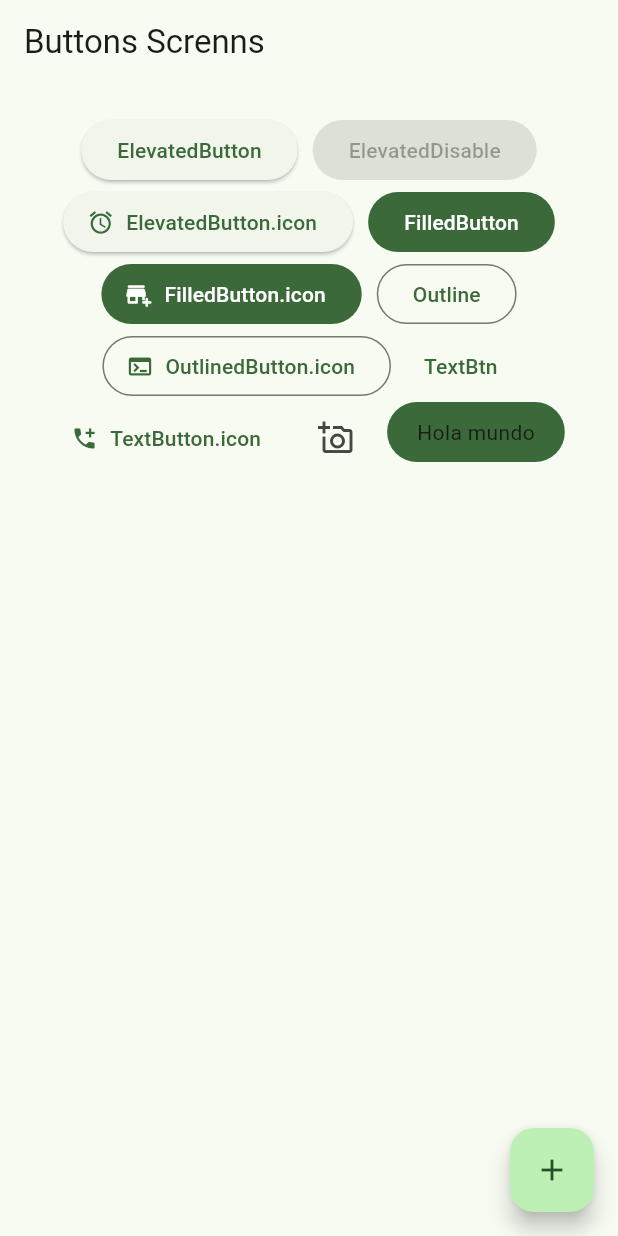
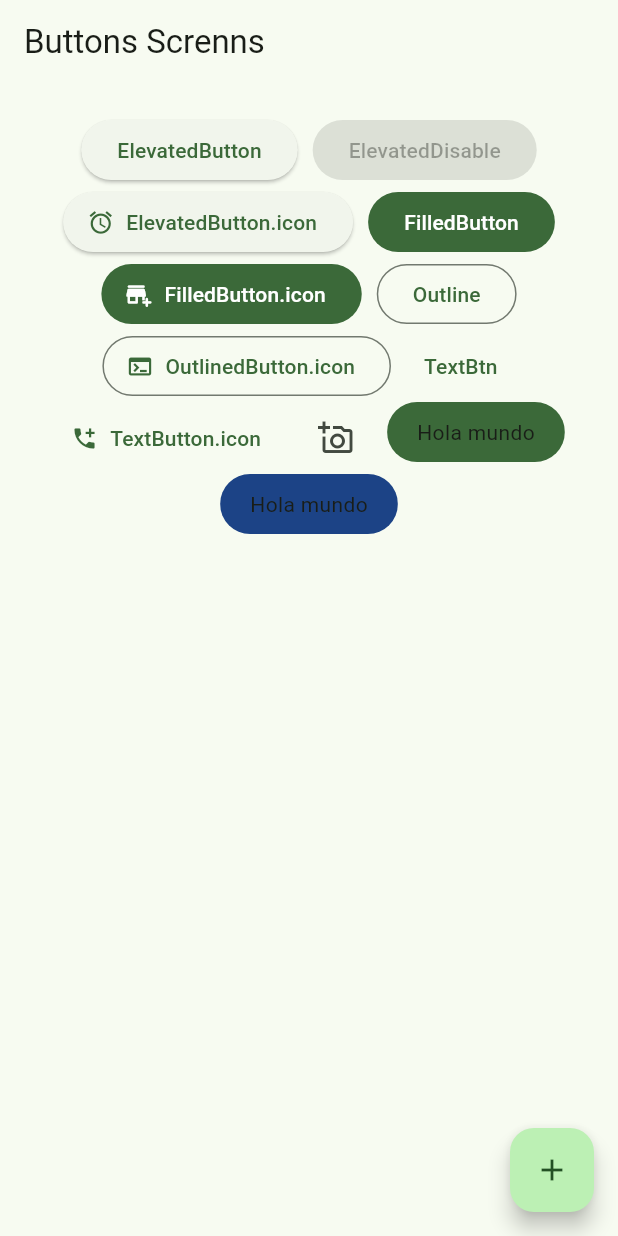
Before and after one commit to Isa-josep/Flutter-Pokedex, a Flutter app: the ButtonsScreen screen opened by its route, on a phone screen of 412 x 824 dp. Run offline on Flutter 3.47's test engine with Material 3 defaults, Android fonts, the phone set to English and light mode, and no system bars; our stand-ins replace animate_do, cached_network_image, dio, get, go_router, video_player.

Commit message:
Button Colors

```diff
--- a/widgets/lib/presentation/screens/buttons/button_screens.dart
+++ b/widgets/lib/presentation/screens/buttons/button_screens.dart
@@ -1,8 +1,9 @@
+import 'dart:async';
 import 'package:flutter/material.dart';
 import 'package:go_router/go_router.dart';
+import 'dart:math' show Random;
 class ButtonsScreen extends StatelessWidget {
   const ButtonsScreen({super.key});
-
   @override
   Widget build(BuildContext context) {
     return Scaffold(
@@ -91,7 +92,7 @@ class _ButtonsView extends StatelessWidget {
             ),
 
             const CustomButton(),
-
+            const CustomButton2(),
           ],
         ),
       ),
@@ -123,3 +124,54 @@ class CustomButton extends StatelessWidget {
     );
   }
 }
+
+class CustomButton2 extends StatefulWidget {
+  const CustomButton2({super.key});
+
+  @override
+  CustomButton2State createState() => CustomButton2State();
+}
+
+class CustomButton2State extends State<CustomButton2> {
+  late Color _currentColor;
+  late Timer _timer;
+
+  @override
+  void initState() {
+    super.initState();
+    _currentColor = _getRandomColor();
+    _timer = Timer.periodic(const Duration(seconds: 1), (timer) {
+      setState(() {
+        _currentColor = _getRandomColor();
+      });
+    });
+  }
+
+  @override
+  void dispose() {
+    _timer.cancel();
+    super.dispose();
+  }
+
+  Color _getRandomColor() {
+    final random = Random();
+    return Color((random.nextDouble() * 0xFFFFFF).toInt()).withOpacity(1.0);
+  }
+
+  @override
+  Widget build(BuildContext context) {
+    return ClipRRect(
+      borderRadius: BorderRadius.circular(20),
+      child: Material(
+        color: _currentColor,
+        child: InkWell(
+          onTap: () {},
+          child: const Padding(
+            padding: EdgeInsets.symmetric(horizontal: 20, vertical: 10),
+            child: Text("Hola mundo"),
+          ),
+        ),
+      ),
+    );
+  }
+}
```
